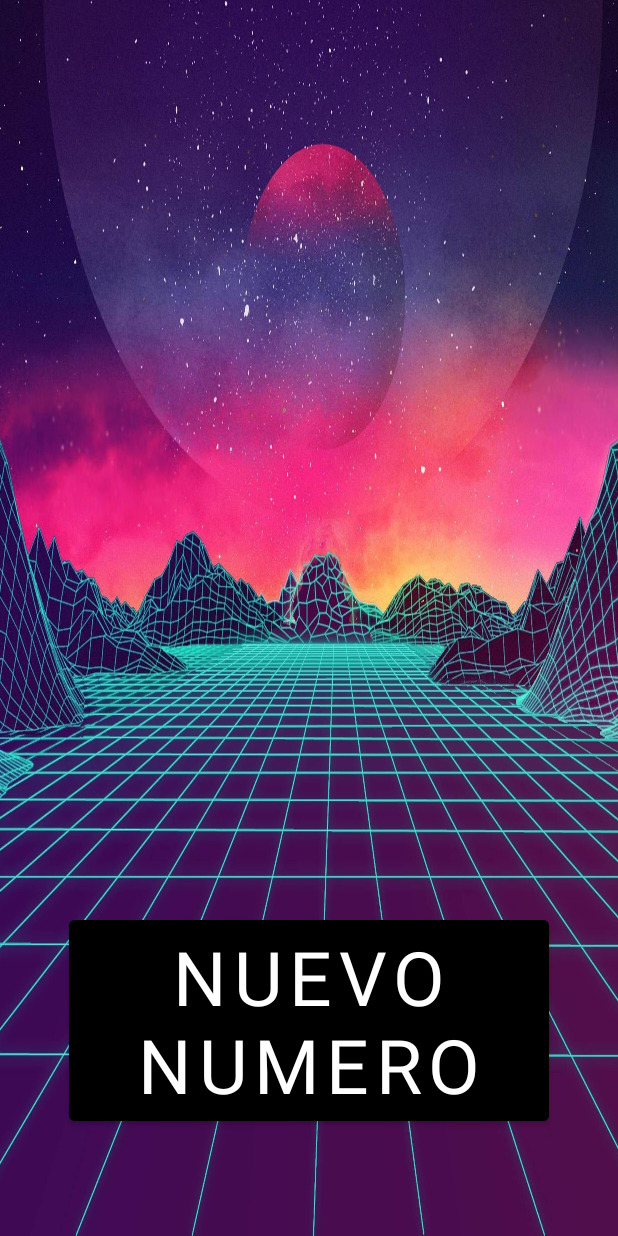
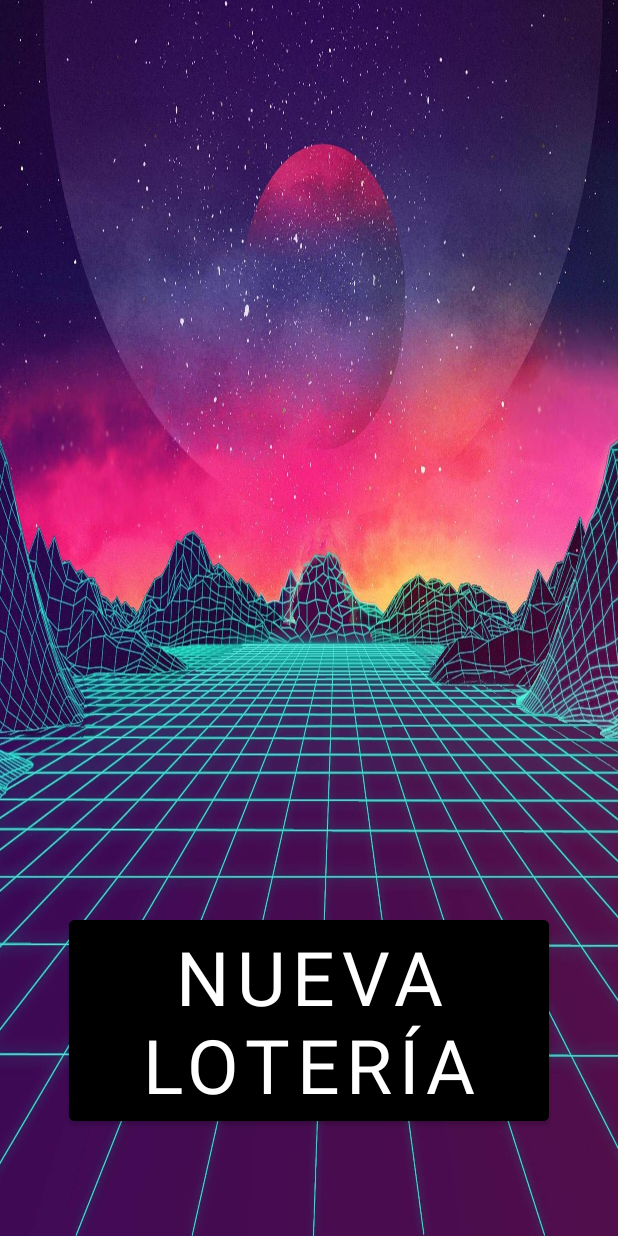
Before and after one commit to gurzelai/prediccion-de-loterias, an Android app: the screen it shows after launch (MainActivity), on a phone screen of 412 x 824 dp. Run offline under Robolectric (Android 15) with nearby library versions, the phone set to English and light mode, and no system bars; Roboto replaces fonts that are not available here.

```diff
--- a/app/src/main/res/layout/activity_main.xml
+++ b/app/src/main/res/layout/activity_main.xml
@@ -26,7 +26,7 @@
         android:layout_marginBottom="45sp"
         android:backgroundTint="@color/black"
         android:fontFamily="@font/aclonica"
-        android:text="NUEVO NUMERO"
+        android:text="@string/nuevo_numero"
         android:textSize="50dp"
         app:layout_constraintBottom_toBottomOf="parent"
         app:layout_constraintEnd_toEndOf="parent"
--- a/app/src/main/res/values/strings.xml
+++ b/app/src/main/res/values/strings.xml
@@ -1,3 +1,18 @@
 <resources>
-    <string name="app_name">Prediccion de loteria</string>
+    <string name="app_name">Predicción de lotería</string>
+    <string name="nuevo_numero">NUEVA LOTERÍA</string>
+    <string name="cancelar">Cancelar</string>
+    <string name="resolviendo">Resolviendo...</string>
+    <string name="nombre">Nombre</string>
+    <string name="pasar">PASAR</string>
+    <string name="apellido">Apellido</string>
+    <string name="año_nacimiento">Año nacimiento</string>
+    <string name="mes_nacimiento">Mes nacimiento</string>
+    <string name="dia_nacimiento">Dia nacimiento</string>
+    <string name="numero_de_hijos">Número de hijos</string>
+    <string name="color_favorito">Color favorito</string>
+    <string name="pais_de_residencia">País de residencía</string>
+    <string name="cantidad_de_numeros">Cantidad de números</string>
+    <string name="pais_loteria">País en el que se hace la lotería</string>
+    <string name="ok">OK</string>
 </resources>
```
Also changed, not shown: app/src/main/java/com/gurzelai/predicciondeloteria/MainActivity.java (+15 -15 lines), 2 other files.
